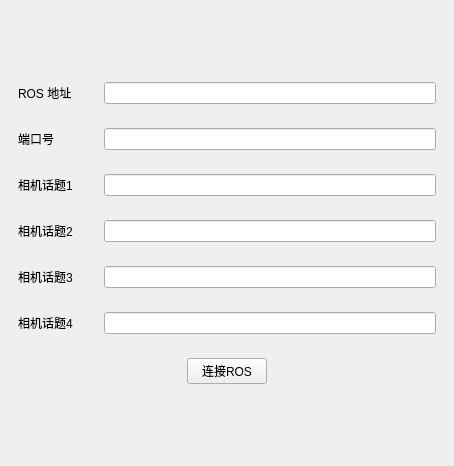
Qt form ui/config_panel.ui (NovemberChopin/TrafficMonitor) before a commit.
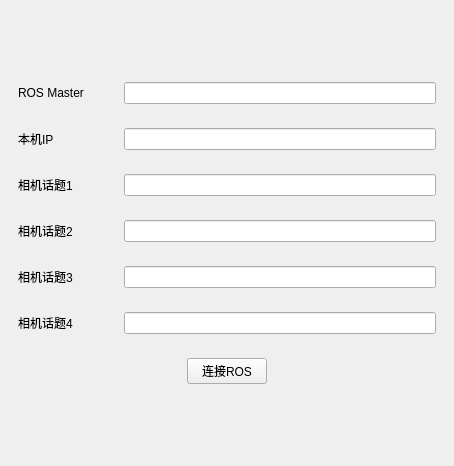
The same form after that commit.

Diff of the .ui file:
```diff
--- a/ui/config_panel.ui
+++ b/ui/config_panel.ui
@@ -67,12 +67,12 @@
           <widget class="QLabel" name="label">
            <property name="minimumSize">
             <size>
-             <width>80</width>
+             <width>100</width>
              <height>0</height>
             </size>
            </property>
            <property name="text">
-            <string>ROS 地址</string>
+            <string>ROS Master</string>
            </property>
           </widget>
          </item>
@@ -95,12 +95,12 @@
           <widget class="QLabel" name="label_2">
            <property name="minimumSize">
             <size>
-             <width>80</width>
+             <width>100</width>
              <height>0</height>
             </size>
            </property>
            <property name="text">
-            <string>端口号</string>
+            <string>本机IP</string>
            </property>
           </widget>
          </item>
@@ -123,7 +123,7 @@
           <widget class="QLabel" name="label_3">
            <property name="minimumSize">
             <size>
-             <width>80</width>
+             <width>100</width>
              <height>0</height>
             </size>
            </property>
@@ -151,7 +151,7 @@
           <widget class="QLabel" name="label_4">
            <property name="minimumSize">
             <size>
-             <width>80</width>
+             <width>100</width>
              <height>0</height>
             </size>
            </property>
@@ -179,7 +179,7 @@
           <widget class="QLabel" name="label_5">
            <property name="minimumSize">
             <size>
-             <width>80</width>
+             <width>100</width>
              <height>0</height>
             </size>
            </property>
@@ -213,7 +213,7 @@
           <widget class="QLabel" name="label_6">
            <property name="minimumSize">
             <size>
-             <width>80</width>
+             <width>100</width>
              <height>0</height>
             </size>
            </property>
```
